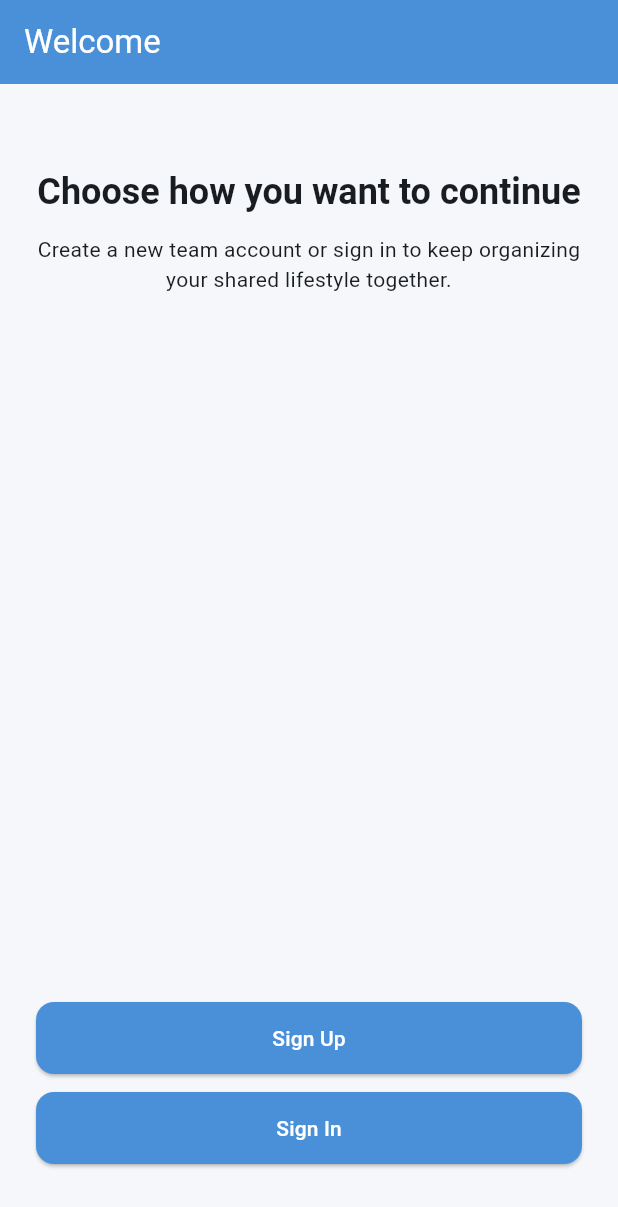
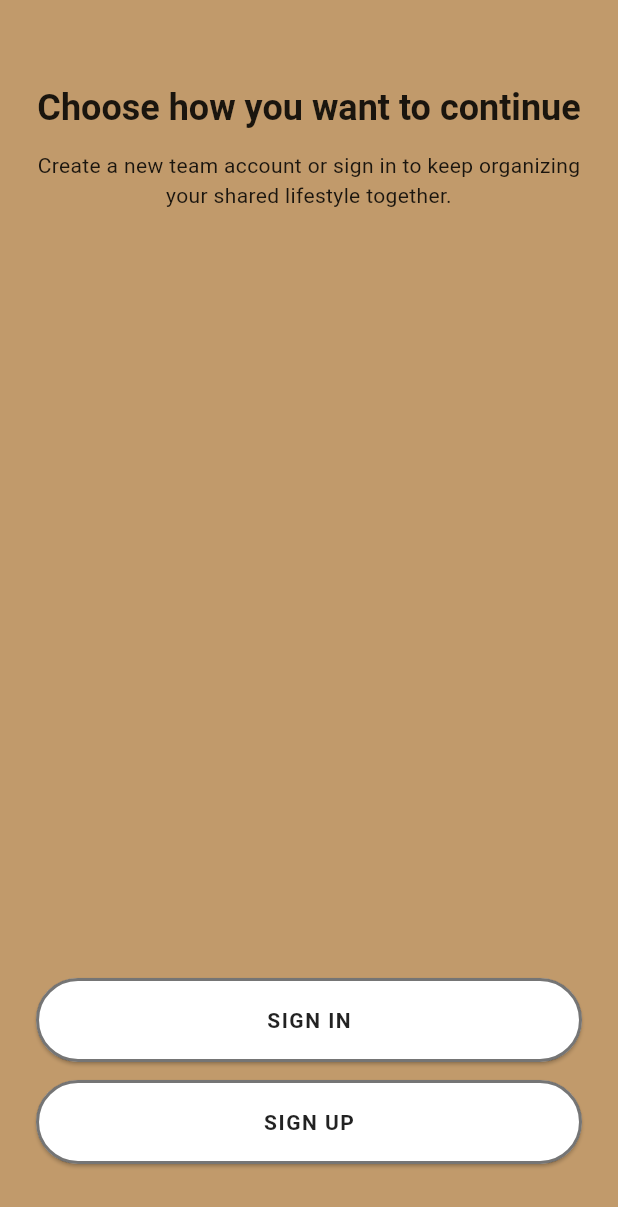
Before and after one commit to MustafaElayyan/Roommater, a Flutter app: the AuthChoiceScreen screen opened by its route, on a phone screen of 412 x 824 dp. Shown: the top 1207 px of the screen. Run offline on Flutter 3.47's test engine with Material 3 defaults, Android fonts, the phone set to English and light mode, and no system bars; our stand-ins replace cloud_firestore, firebase_auth, firebase_core, firebase_storage, flutter_riverpod, go_router; accounts and stored records are empty.

Commit message:
feat: update auth choice UI flow styling and tests
Co-authored-by: MustafaElayyan <165664089+MustafaElayyan@users.noreply.github.com>

```diff
--- a/lib/features/auth/presentation/screens/auth_choice_screen.dart
+++ b/lib/features/auth/presentation/screens/auth_choice_screen.dart
@@ -2,16 +2,43 @@ import 'package:flutter/material.dart';
 import 'package:go_router/go_router.dart';
 
 import '../../../../app/router/app_routes.dart';
-import '../../../../shared/widgets/app_button.dart';
 
 /// Screen that lets users explicitly choose sign-up or sign-in.
 class AuthChoiceScreen extends StatelessWidget {
   const AuthChoiceScreen({super.key});
 
+  static const Color _camelBackground = Color(0xFFC19A6B);
+
+  Widget _buildActionButton({
+    required String label,
+    required VoidCallback onPressed,
+  }) {
+    return SizedBox(
+      height: 56,
+      child: ElevatedButton(
+        onPressed: onPressed,
+        style: ElevatedButton.styleFrom(
+          backgroundColor: Colors.white,
+          foregroundColor: Colors.black87,
+          shape: const StadiumBorder(),
+          side: const BorderSide(
+            color: Colors.black54,
+            width: 2,
+          ),
+          textStyle: const TextStyle(
+            fontWeight: FontWeight.w700,
+            letterSpacing: 1,
+          ),
+        ),
+        child: Text(label),
+      ),
+    );
+  }
+
   @override
   Widget build(BuildContext context) {
     return Scaffold(
-      appBar: AppBar(title: const Text('Welcome')),
+      backgroundColor: _camelBackground,
       body: SafeArea(
         child: Padding(
           padding: const EdgeInsets.all(24),
@@ -23,24 +50,27 @@ class AuthChoiceScreen extends StatelessWidget {
                 'Choose how you want to continue',
                 style: Theme.of(context).textTheme.headlineSmall?.copyWith(
                       fontWeight: FontWeight.bold,
+                      color: Colors.black87,
                     ),
                 textAlign: TextAlign.center,
               ),
               const SizedBox(height: 12),
               Text(
                 'Create a new team account or sign in to keep organizing your shared lifestyle together.',
-                style: Theme.of(context).textTheme.bodyMedium,
+                style: Theme.of(
+                  context,
+                ).textTheme.bodyMedium?.copyWith(color: Colors.black87),
                 textAlign: TextAlign.center,
               ),
               const Spacer(),
-              AppButton(
-                label: 'Sign Up',
-                onPressed: () => context.go(AppRoutes.register),
+              _buildActionButton(
+                label: 'SIGN IN',
+                onPressed: () => context.go(AppRoutes.login),
               ),
               const SizedBox(height: 12),
-              AppButton(
-                label: 'Sign In',
-                onPressed: () => context.go(AppRoutes.login),
+              _buildActionButton(
+                label: 'SIGN UP',
+                onPressed: () => context.go(AppRoutes.register),
               ),
               const SizedBox(height: 24),
             ],
```
Also changed, not shown: 2 other files.
